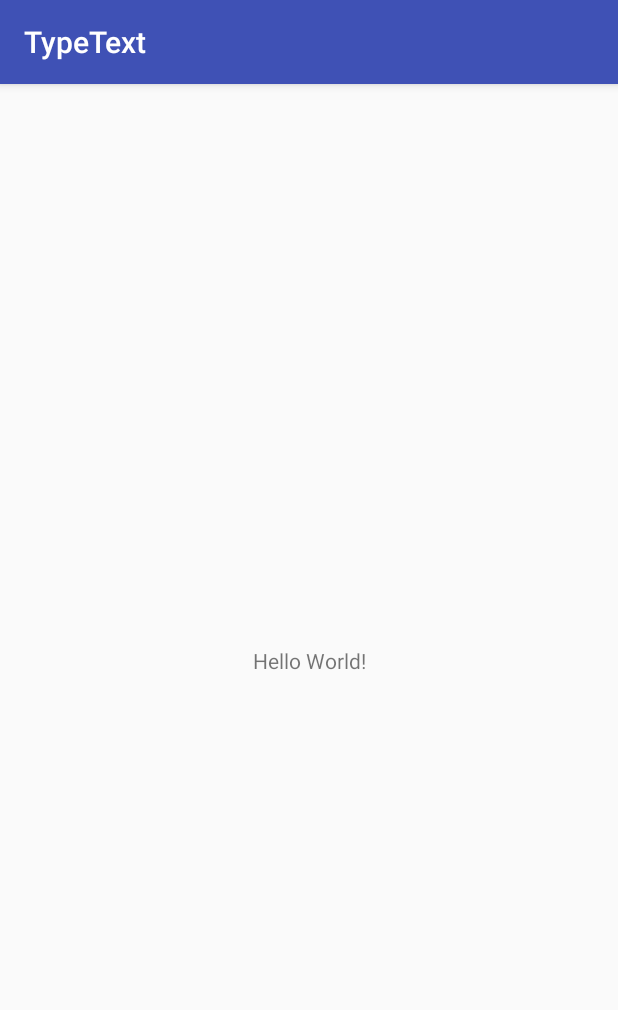
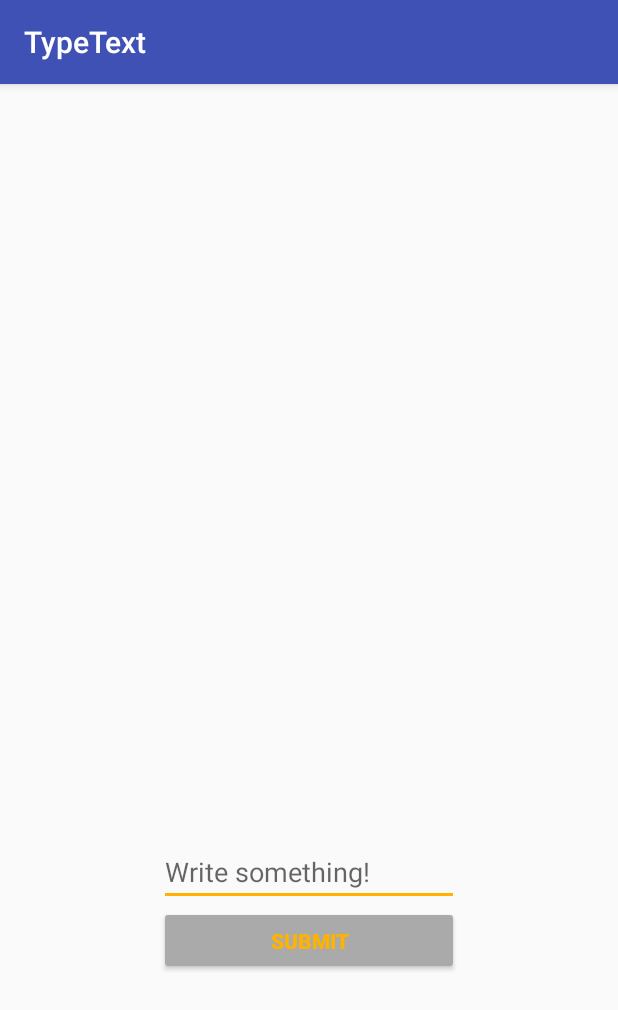
Before and after one commit to krasimiracle/App-a-day, an Android app: the screen it shows after launch (MainActivity), on a phone screen of 412 x 824 dp. Shown: the top 1010 px of the screen. Run offline under Robolectric (Android 15) with nearby library versions, the phone set to English and light mode, and no system bars.

Commit message:
ConstraintLayout for the activity including TextView, EditText and Button.

```diff
--- a/1.TypeText/app/src/main/java/com/stoyanov5/typetext/MainActivity.java
+++ b/1.TypeText/app/src/main/java/com/stoyanov5/typetext/MainActivity.java
@@ -2,6 +2,7 @@ package com.stoyanov5.typetext;
 
 import android.support.v7.app.AppCompatActivity;
 import android.os.Bundle;
+import android.view.View;
 import android.widget.Button;
 import android.widget.EditText;
 import android.widget.TextView;
@@ -19,5 +20,15 @@ public class MainActivity extends AppCompatActivity {
         super.onCreate(savedInstanceState);
         setContentView(R.layout.activity_main);
 
+        mainTextView = findViewById(R.id.textView);
+        editText = findViewById(R.id.editText);
+        submitButton = findViewById(R.id.button);
+
+        submitButton.setOnClickListener(new View.OnClickListener() {
+            @Override
+            public void onClick(View view) {
+                mainTextView.setText(editText.getText().toString());
+            }
+        });
     }
 }
--- a/1.TypeText/app/src/main/res/layout/activity_main.xml
+++ b/1.TypeText/app/src/main/res/layout/activity_main.xml
@@ -7,12 +7,46 @@
     tools:context="com.stoyanov5.typetext.MainActivity">
 
     <TextView
+        android:id="@+id/textView"
         android:layout_width="wrap_content"
         android:layout_height="wrap_content"
-        android:text="Hello World!"
+        android:textAppearance="@android:style/TextAppearance.Material.Large"
+        android:textColor="@color/colorAccent"
         app:layout_constraintBottom_toBottomOf="parent"
         app:layout_constraintLeft_toLeftOf="parent"
         app:layout_constraintRight_toRightOf="parent"
         app:layout_constraintTop_toTopOf="parent" />
 
+    <EditText
+        android:id="@+id/editText"
+        android:layout_width="200dp"
+        android:layout_height="wrap_content"
+        android:layout_marginEnd="8dp"
+        android:layout_marginStart="8dp"
+        android:layout_marginTop="104dp"
+        android:ems="10"
+        android:hint="@string/write_something"
+        android:inputType="text"
+        app:layout_constraintEnd_toEndOf="parent"
+        app:layout_constraintStart_toStartOf="parent"
+        app:layout_constraintTop_toBottomOf="@+id/textView" />
+
+    <Button
+        android:id="@+id/button"
+        android:layout_width="200dp"
+        android:layout_height="46dp"
+        android:layout_marginBottom="8dp"
+        android:layout_marginEnd="8dp"
+        android:backgroundTint="@android:color/darker_gray"
+        android:elevation="5dp"
+        android:text="@string/submit"
+        android:textColor="@color/colorAccent"
+        android:textStyle="bold"
+        app:layout_constraintBottom_toBottomOf="parent"
+        app:layout_constraintEnd_toEndOf="@+id/editText"
+        app:layout_constraintHorizontal_bias="0.0"
+        app:layout_constraintStart_toStartOf="@+id/editText"
+        app:layout_constraintTop_toBottomOf="@+id/editText"
+        app:layout_constraintVertical_bias="0.0" />
+
 </android.support.constraint.ConstraintLayout>
--- a/1.TypeText/app/src/main/res/values/colors.xml
+++ b/1.TypeText/app/src/main/res/values/colors.xml
@@ -2,5 +2,5 @@
 <resources>
     <color name="colorPrimary">#3F51B5</color>
     <color name="colorPrimaryDark">#303F9F</color>
-    <color name="colorAccent">#FFB300</color>
+    <color name="colorAccent">#ffb300</color>
 </resources>
--- a/1.TypeText/app/src/main/res/values/strings.xml
+++ b/1.TypeText/app/src/main/res/values/strings.xml
@@ -1,3 +1,5 @@
 <resources>
     <string name="app_name">TypeText</string>
+    <string name="submit">Submit</string>
+    <string name="write_something">Write something!</string>
 </resources>
```
